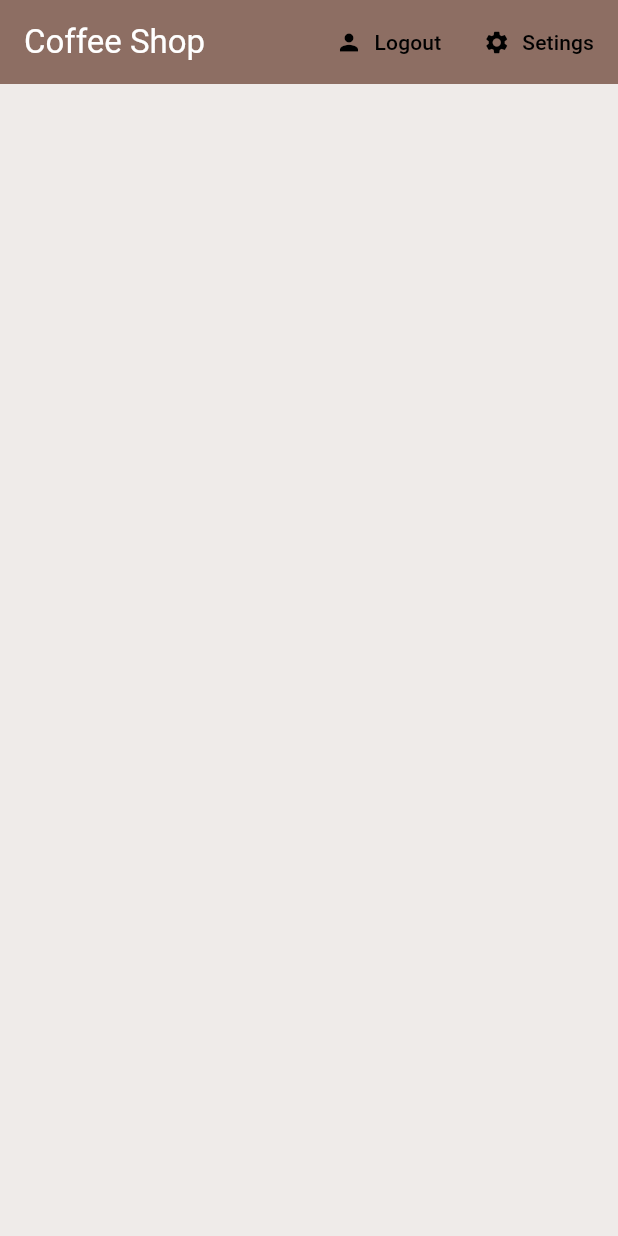
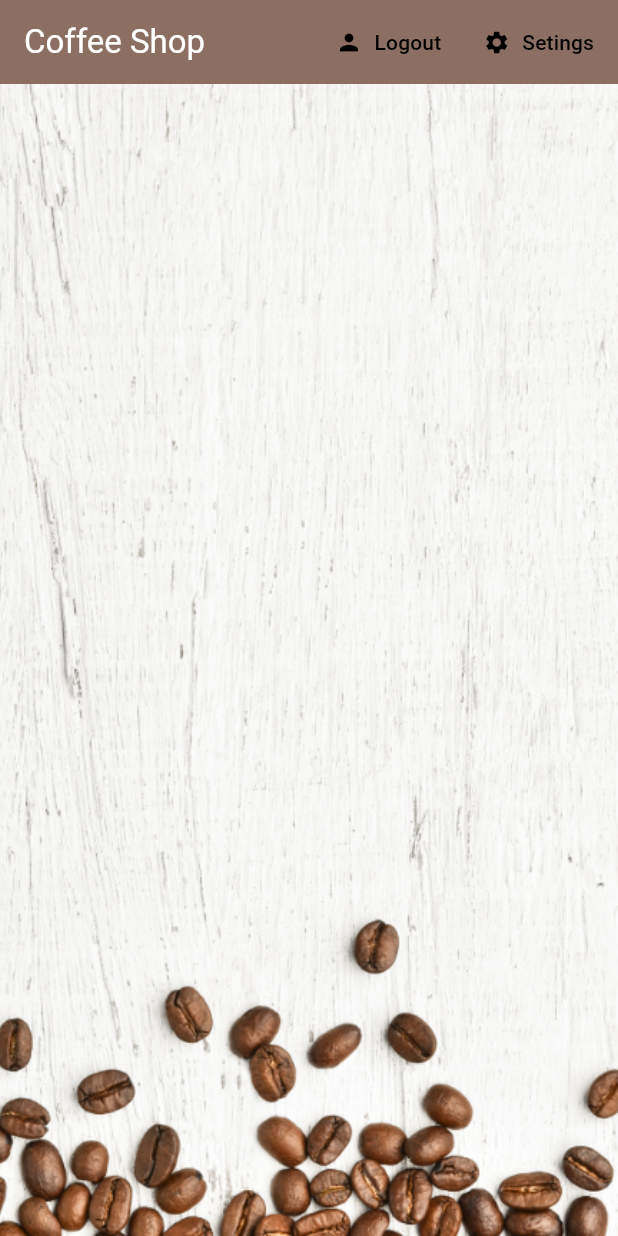
Before and after one commit to RandikaDeshan/Coffee_Shop_App, a Flutter app: the screen it shows once a user with an empty profile is signed in, on a phone screen of 412 x 824 dp. Run offline on Flutter 3.47's test engine with Material 3 defaults, Android fonts, the phone set to English and light mode, and no system bars; our stand-ins replace cloud_firestore, firebase_auth, firebase_core, flutter_spinkit; accounts and stored records are empty.

```diff
--- a/lib/models/user.dart
+++ b/lib/models/user.dart
@@ -2,3 +2,12 @@ class MyUser {
   final String? uid;
   MyUser({this.uid});
 }
+
+class UserData {
+  final String? uid;
+  final String? name;
+  final String? suger;
+  final int? strength;
+
+  UserData({this.uid, this.name, this.suger, this.strength});
+}
--- a/lib/screens/home/coffee_list.dart
+++ b/lib/screens/home/coffee_list.dart
@@ -13,10 +13,10 @@ class CoffeeList extends StatefulWidget {
 class _CoffeeListState extends State<CoffeeList> {
   @override
   Widget build(BuildContext context) {
-    final coffees = Provider.of<List<Coffee>?>(context);
+    final coffees = Provider.of<List<Coffee>?>(context) ?? [];
 
     return ListView.builder(
-      itemCount: coffees!.length,
+      itemCount: coffees.length,
       itemBuilder: (context, index) {
         return CoffeeTile(coffee: coffees[index]);
       },
--- a/lib/screens/home/coffee_tile.dart
+++ b/lib/screens/home/coffee_tile.dart
@@ -15,6 +15,7 @@ class CoffeeTile extends StatelessWidget {
           leading: CircleAvatar(
             radius: 25,
             backgroundColor: Colors.brown[coffee.strength],
+            backgroundImage: const AssetImage('assets/coffee_icon.png'),
           ),
           title: Text(coffee.name),
           subtitle: Text('Takes ${coffee.sugers} sugar(s)'),
--- a/lib/screens/home/home.dart
+++ b/lib/screens/home/home.dart
@@ -1,5 +1,6 @@
 import 'package:coffee_shop_app/models/coffee.dart';
 import 'package:coffee_shop_app/screens/home/coffee_list.dart';
+import 'package:coffee_shop_app/screens/home/settings_form.dart';
 import 'package:coffee_shop_app/services/auth.dart';
 import 'package:flutter/material.dart';
 import 'package:provider/provider.dart';
@@ -12,13 +13,14 @@ class Home extends StatelessWidget {
 
   @override
   Widget build(BuildContext context) {
-    void _showSettingsPanel() {
+    void showSettingsPanel() {
       showModalBottomSheet(
           context: context,
           builder: (context) {
             return Container(
+              decoration: const BoxDecoration(color: Colors.grey),
               padding: const EdgeInsets.symmetric(vertical: 20, horizontal: 60),
-              child: const Text("bottom sheet"),
+              child: const SettingsForm(),
             );
           });
     }
@@ -50,7 +52,7 @@ class Home extends StatelessWidget {
               ),
             ),
             TextButton.icon(
-              onPressed: () => _showSettingsPanel(),
+              onPressed: () => showSettingsPanel(),
               label: const Text(
                 "Setings",
                 style: TextStyle(color: Colors.black),
@@ -62,7 +64,12 @@ class Home extends StatelessWidget {
             ),
           ],
         ),
-        body: const CoffeeList(),
+        body: Container(
+            decoration: const BoxDecoration(
+                image: DecorationImage(
+                    image: AssetImage('assets/coffee_bg.png'),
+                    fit: BoxFit.cover)),
+            child: const CoffeeList()),
       ),
     );
   }
--- a/lib/services/auth.dart
+++ b/lib/services/auth.dart
@@ -1,5 +1,4 @@
 import 'dart:async';
-
 import 'package:coffee_shop_app/models/user.dart';
 import 'package:coffee_shop_app/services/database.dart';
 import 'package:firebase_auth/firebase_auth.dart';
@@ -47,7 +46,7 @@ class AuthService {
       User? user = result.user;
       await DatabaseService(uid: user!.uid)
           .updateUserData('0', 'new crew member', 100);
-      return _userFromFirebase(user!);
+      return _userFromFirebase(user);
     } catch (e) {
       print(e.toString());
       return null;
--- a/pubspec.yaml
+++ b/pubspec.yaml
@@ -64,9 +64,8 @@ flutter:
   uses-material-design: true
 
   # To add assets to your application, add an assets section, like this:
-  # assets:
-  #   - images/a_dot_burr.jpeg
-  #   - images/a_dot_ham.jpeg
+  assets:
+    - assets/
 
   # An image asset can refer to one or more resolution-specific "variants", see
   # https://flutter.dev/assets-and-images/#resolution-aware
```
Also changed, not shown: lib/screens/home/settings_form.dart (added, +104 -0 lines), lib/services/database.dart (+14 -0 lines), assets/coffee_bg.png (added), assets/coffee_icon.png (added).
